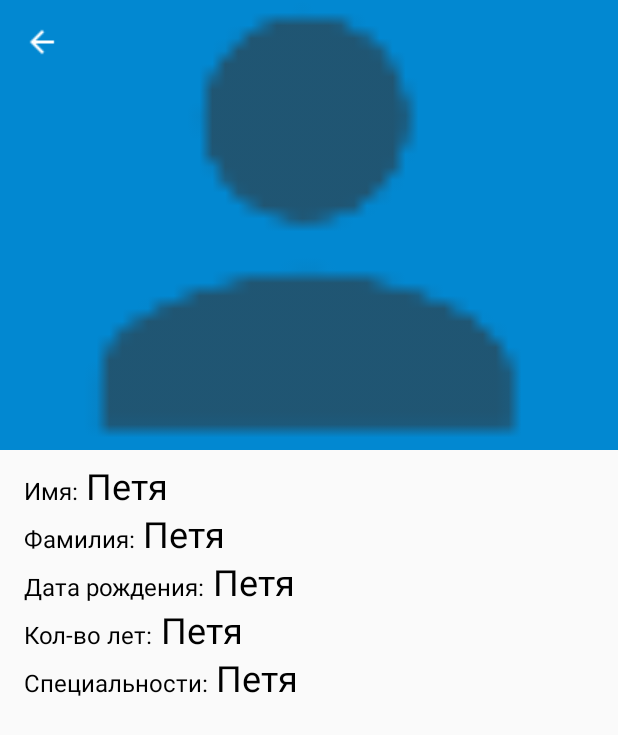
After one commit to AlexUndeRSV/65TT, an Android app: the layout fragment_detail.xml on its own in the app's theme, with its tools: preview values and no code run, on a phone screen of 412 x 824 dp. The commit adds this screen. Shown: the top 735 px of the screen. Run offline under Robolectric (Android 15) with nearby library versions, the phone set to English and light mode, and no system bars.

Commit message:
Detail screen is ready

```diff
--- a/app/src/main/java/com/lynx/testtask65apps/other/Constants.java
+++ b/app/src/main/java/com/lynx/testtask65apps/other/Constants.java
@@ -48,6 +48,8 @@ public class Constants {
     public static class BundleKeys{
         public static final String ID_KEY = "id_key";
         public static final String TITLE_KEY = "title_key";
+        public static final String WORKER_KEY = "worker_key";
+        public static final String SPEC_KEY = "spec_key";
     }
 
     public static class WorkersApi{
--- a/app/src/main/java/com/lynx/testtask65apps/other/Screen.java
+++ b/app/src/main/java/com/lynx/testtask65apps/other/Screen.java
@@ -3,12 +3,14 @@ package com.lynx.testtask65apps.other;
 import android.os.Bundle;
 
 import com.arellomobile.mvp.MvpAppCompatFragment;
+import com.lynx.testtask65apps.presentation.detail.DetailFragment;
 import com.lynx.testtask65apps.presentation.spec.SpecialityFragment;
 import com.lynx.testtask65apps.presentation.workers.WorkersFragment;
 
 public enum Screen {
     SPEC,
-    WORKERS;
+    WORKERS,
+    DETAIL;
 
     public MvpAppCompatFragment create(Bundle data) {
         switch (this) {
@@ -16,6 +18,8 @@ public enum Screen {
                 return SpecialityFragment.newInstance(data);
             case WORKERS:
                 return WorkersFragment.newInstance(data);
+            case DETAIL:
+                return DetailFragment.newInstance(data);
             default:
                 return null;
         }
--- a/app/src/main/java/com/lynx/testtask65apps/other/utils/CorrectUtils.java
+++ b/app/src/main/java/com/lynx/testtask65apps/other/utils/CorrectUtils.java
@@ -6,6 +6,7 @@ import java.util.regex.Pattern;
 public class CorrectUtils {
 
     public static String getAge(String birthday) {
+        if(birthday == null || birthday.equals("-")) return "-";
         int age;
 
         Calendar calendar = Calendar.getInstance();
@@ -27,7 +28,7 @@ public class CorrectUtils {
     }
 
     public static String birthdayToRequiredLook(String birthday) {
-        if(birthday == null || birthday.isEmpty()) return null;
+        if(birthday == null || birthday.isEmpty()) return "-";
         Pattern pattern = Pattern.compile("(0?[1-9]|[12][0-9]|3[01])-(0?[1-9]|1[012])-((19|20)\\d\\d)");
         if(pattern.matcher(birthday).matches()) return birthday.replace("-", ".");
         StringBuilder result = new StringBuilder();
--- /dev/null
+++ b/app/src/main/res/layout/collapsing_toolbar.xml
@@ -0,0 +1,9 @@
+<?xml version="1.0" encoding="utf-8"?>
+<android.support.v7.widget.Toolbar xmlns:android="http://schemas.android.com/apk/res/android"
+    xmlns:app="http://schemas.android.com/apk/res-auto"
+    android:id="@+id/toolbar_collapsing"
+    android:layout_width="match_parent"
+    android:layout_height="?attr/actionBarSize"
+    app:layout_collapseMode="pin"
+    app:navigationIcon="@drawable/ic_arrow_back_white_24dp"
+    app:popupTheme="@style/ThemeOverlay.AppCompat.Light" />
--- /dev/null
+++ b/app/src/main/res/layout/fragment_detail.xml
@@ -0,0 +1,171 @@
+<android.support.design.widget.CoordinatorLayout xmlns:android="http://schemas.android.com/apk/res/android"
+    xmlns:app="http://schemas.android.com/apk/res-auto"
+    xmlns:tools="http://schemas.android.com/tools"
+    android:layout_width="match_parent"
+    android:layout_height="match_parent"
+    tools:context=".presentation.detail.DetailFragment">
+
+    <android.support.design.widget.AppBarLayout
+        android:id="@+id/appBar"
+        android:layout_width="match_parent"
+        android:layout_height="300dp"
+        android:theme="@style/ThemeOverlay.AppCompat.Dark.ActionBar">
+
+        <android.support.design.widget.CollapsingToolbarLayout
+            android:id="@+id/collapsingToolbar"
+            android:layout_width="match_parent"
+            android:layout_height="match_parent"
+            app:contentScrim="@color/colorPrimary"
+            app:expandedTitleMarginEnd="64dp"
+            app:expandedTitleMarginStart="48dp"
+            app:layout_scrollFlags="scroll|exitUntilCollapsed"
+            tools:title="Details">
+
+            <ImageView
+                android:id="@+id/collapsingImage"
+                android:layout_width="match_parent"
+                android:layout_height="match_parent"
+                android:fitsSystemWindows="true"
+                android:scaleType="centerCrop"
+                app:layout_collapseMode="parallax"
+                tools:src="@drawable/ic_placeholder" />
+
+            <include layout="@layout/collapsing_toolbar" />
+
+        </android.support.design.widget.CollapsingToolbarLayout>
+
+    </android.support.design.widget.AppBarLayout>
+
+    <android.support.v4.widget.NestedScrollView
+        android:id="@+id/nestedScrollView"
+        android:layout_width="match_parent"
+        android:layout_height="match_parent"
+        app:layout_behavior="@string/appbar_scrolling_view_behavior">
+
+        <RelativeLayout
+            android:layout_width="match_parent"
+            android:layout_height="match_parent"
+            android:padding="16dp">
+
+            <TextView
+                android:id="@+id/txtFNameDetailBuf"
+                android:layout_width="wrap_content"
+                android:layout_height="wrap_content"
+                android:text="@string/first_name"
+                android:textColor="@android:color/black"
+                android:textSize="16sp" />
+
+            <TextView
+                android:id="@+id/txtFNameDetail"
+                android:layout_width="wrap_content"
+                android:layout_height="wrap_content"
+                android:layout_toEndOf="@+id/txtFNameDetailBuf"
+                android:layout_toRightOf="@+id/txtFNameDetailBuf"
+                android:paddingLeft="5dp"
+                android:paddingStart="5dp"
+                android:layout_alignBaseline="@id/txtFNameDetailBuf"
+                android:textColor="@android:color/black"
+                android:textSize="24sp"
+                tools:text="Петя" />
+
+            <TextView
+                android:id="@+id/txtLNameDetailBuf"
+                android:layout_width="wrap_content"
+                android:layout_height="wrap_content"
+                android:layout_below="@+id/txtFNameDetail"
+                android:paddingTop="8dp"
+                android:text="@string/last_name"
+                android:textColor="@android:color/black"
+                android:textSize="16sp" />
+
+            <TextView
+                android:id="@+id/txtLNameDetail"
+                android:layout_width="wrap_content"
+                android:layout_height="wrap_content"
+                android:layout_below="@+id/txtFNameDetail"
+                android:layout_toEndOf="@+id/txtLNameDetailBuf"
+                android:layout_toRightOf="@+id/txtLNameDetailBuf"
+                android:paddingLeft="5dp"
+                android:paddingStart="5dp"
+                android:layout_alignBaseline="@id/txtLNameDetailBuf"
+                android:textColor="@android:color/black"
+                android:textSize="24sp"
+                tools:text="Петя" />
+
+            <TextView
+                android:id="@+id/txtBirthdayDetailBuf"
+                android:layout_width="wrap_content"
+                android:layout_height="wrap_content"
+                android:layout_below="@+id/txtLNameDetail"
+                android:paddingTop="8dp"
+                android:text="@string/birthday"
+                android:textColor="@android:color/black"
+                android:textSize="16sp" />
+
+            <TextView
+                android:id="@+id/txtBirthdayDetail"
+                android:layout_width="wrap_content"
+                android:layout_height="wrap_content"
+                android:layout_below="@+id/txtLNameDetail"
+                android:layout_toEndOf="@+id/txtBirthdayDetailBuf"
+                android:layout_toRightOf="@+id/txtBirthdayDetailBuf"
+                android:paddingLeft="5dp"
+                android:paddingStart="5dp"
+                android:layout_alignBaseline="@id/txtBirthdayDetailBuf"
+                android:textColor="@android:color/black"
+                android:textSize="24sp"
+                tools:text="Петя" />
+
+            <TextView
+                android:id="@+id/txtAgeDetailBuf"
+                android:layout_width="wrap_content"
+                android:layout_height="wrap_content"
+                android:layout_below="@+id/txtBirthdayDetail"
+                android:paddingTop="8dp"
+                android:text="@string/age"
+                android:textColor="@android:color/black"
+                android:textSize="16sp" />
+
+            <TextView
+                android:id="@+id/txtAgeDetail"
+                android:layout_width="wrap_content"
+                android:layout_height="wrap_content"
+                android:layout_below="@+id/txtBirthdayDetail"
+                android:layout_toEndOf="@+id/txtAgeDetailBuf"
+                android:layout_toRightOf="@+id/txtAgeDetailBuf"
+                android:paddingLeft="5dp"
+                android:paddingStart="5dp"
+                android:layout_alignBaseline="@id/txtAgeDetailBuf"
+                android:textColor="@android:color/black"
+                android:textSize="24sp"
+                tools:text="Петя" />
+
+            <TextView
+                android:id="@+id/txtSpecDetailBuf"
+                android:layout_width="wrap_content"
+                android:layout_height="wrap_content"
+                android:layout_below="@+id/txtAgeDetail"
+                android:paddingTop="8dp"
+                android:text="@string/spec"
+                android:textColor="@android:color/black"
+                android:textSize="16sp" />
+
+            <TextView
+                android:id="@+id/txtSpecDetail"
+                android:layout_width="wrap_content"
+                android:layout_height="wrap_content"
+                android:layout_below="@+id/txtAgeDetail"
+                android:layout_toEndOf="@+id/txtSpecDetailBuf"
+                android:layout_toRightOf="@+id/txtSpecDetailBuf"
+                android:paddingLeft="5dp"
+                android:paddingStart="5dp"
+                android:layout_alignBaseline="@id/txtSpecDetailBuf"
+                android:textColor="@android:color/black"
+                android:textSize="24sp"
+                tools:text="Петя" />
+
+        </RelativeLayout>
+
+    </android.support.v4.widget.NestedScrollView>
+
+</android.support.design.widget.CoordinatorLayout>
--- a/app/src/main/res/layout/worker_item.xml
+++ b/app/src/main/res/layout/worker_item.xml
@@ -3,6 +3,7 @@
     xmlns:app="http://schemas.android.com/apk/res-auto"
     xmlns:tools="http://schemas.android.com/tools"
     android:layout_width="match_parent"
+    app:cardBackgroundColor="@android:color/white"
     android:layout_height="wrap_content"
     app:cardCornerRadius="3dp"
     app:cardElevation="8dp">
--- a/app/src/main/res/values/strings.xml
+++ b/app/src/main/res/values/strings.xml
@@ -1,4 +1,9 @@
 <resources>
     <string name="app_name">TestTask65apps</string>
     <string name="age">Кол-во лет:</string>
+    <string name="details">в деталях</string>
+    <string name="first_name">Имя:</string>
+    <string name="last_name">Фамилия:</string>
+    <string name="birthday">Дата рождения:</string>
+    <string name="spec">Специальности:</string>
 </resources>
```
Also changed, not shown: app/src/main/java/com/lynx/testtask65apps/data/repositories/DBRepository.java (+25 -0 lines), app/src/main/java/com/lynx/testtask65apps/domain/dataclass/Response.java (+46 -4 lines), app/src/main/java/com/lynx/testtask65apps/domain/dataclass/Speciality.java (+36 -1 lines), app/src/main/java/com/lynx/testtask65apps/presentation/detail/DetailFragment.java (added, +95 -0 lines), app/src/main/java/com/lynx/testtask65apps/presentation/detail/DetailPresenter.java (added, +22 -0 lines), app/src/main/java/com/lynx/testtask65apps/presentation/detail/DetailView.java (added, +7 -0 lines), app/src/main/java/com/lynx/testtask65apps/presentation/spec/SpecialityPresenter.java (+1 -1 lines), app/src/main/java/com/lynx/testtask65apps/presentation/workers/WorkersFragment.java (+8 -3 lines), app/src/main/java/com/lynx/testtask65apps/presentation/workers/WorkersPresenter.java (+12 -0 lines), app/src/main/java/com/lynx/testtask65apps/presentation/workers/adapter/WorkersAdapter.java (+24 -7 lines), app/src/main/res/layout/buf.xml (added, +115 -0 lines).
